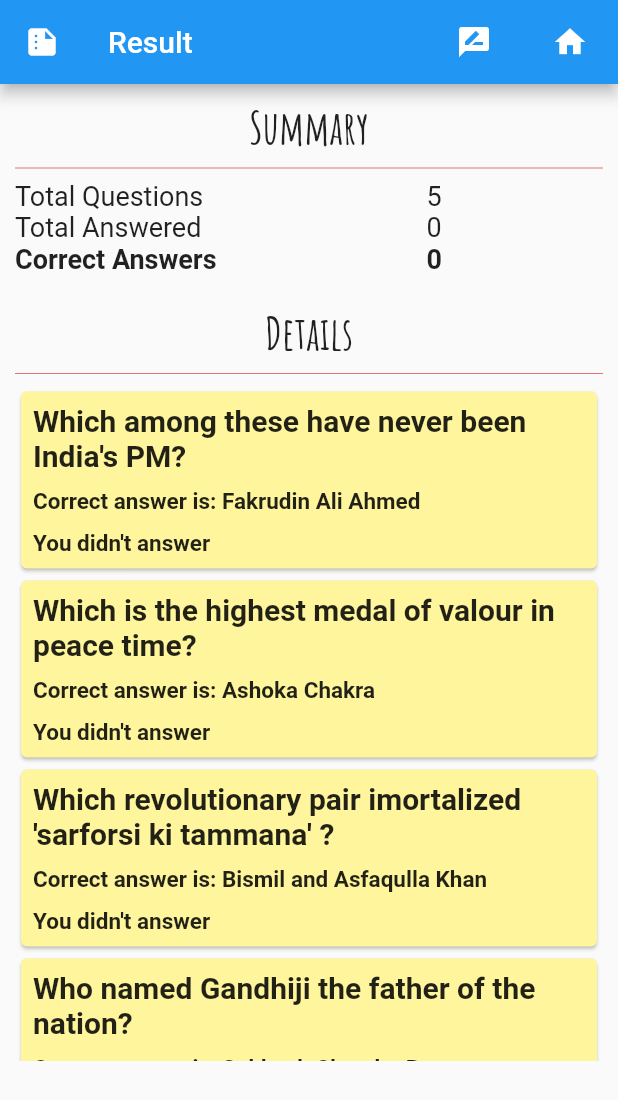
After one commit to vivekduttamishra/202206-flutter-ge, a Flutter app: the screen it shows after launch, after a tap on "Start", after a tap on the "summarize" icon, on a phone screen of 412 x 824 dp. The commit adds this screen. Shown: the top 1100 px of the screen. Run offline on Flutter 3.47's test engine with Material 2 defaults, Android fonts, the phone set to English and light mode, and no system bars; statements that could not run were skipped.

Commit message:
day#7 update#1

```diff
--- /dev/null
+++ b/quiz/lib/components/question_info.dart
@@ -0,0 +1,70 @@
+
+
+// ignore_for_file: curly_braces_in_flow_control_structures
+
+import 'package:flutter/material.dart';
+
+import '../services/question.dart';
+// ignore_for_file: prefer_const_constructors
+
+class QuestionInfo extends StatelessWidget{
+
+  final Question question;
+  const QuestionInfo(this.question,{Key? key}) : super(key: key);
+
+  getCorrectAnswerText(){
+    if(question.isCorrectAnswer)
+      return 'You correctly answered: ${question.correctAnswer}';
+    else
+      return 'Correct answer is: ${question.correctAnswer}';
+  }
+
+  getIncorrectAnswerText(){
+    if(question.isCorrectAnswer)
+      return '';
+    else if(question.isAnswered)
+      return 'You answer was : ${question.givenAnswer}';
+    else
+      return "You didn't answer";
+  }
+
+  @override
+  Widget build(BuildContext context) {
+    return Card(
+              color:Colors.yellow.shade200,
+              child: Padding(
+                padding: const EdgeInsets.all(8.0),
+                child: Column (
+                  crossAxisAlignment: CrossAxisAlignment.stretch,
+                  children:[
+                    Text(
+                      question.question,
+
+                      style:TextStyle(
+                        fontSize:20,
+                        fontWeight:FontWeight.bold,
+                      ),
+                    ),
+                    SizedBox(height:10),
+                    Text(
+                      getCorrectAnswerText(),
+                      style:TextStyle(
+                        fontSize:15,
+                        fontWeight:FontWeight.bold,
+                      ),
+                    ),
+                    SizedBox(height:10),
+                    Text(
+                      getIncorrectAnswerText(),
+                      style:TextStyle(
+                        fontSize:15,
+                        fontWeight:FontWeight.bold,
+                      ),
+                    ),
+                  ]
+                ),
+              ),
+           );
+  }
+
+}
--- a/quiz/lib/const.dart
+++ b/quiz/lib/const.dart
@@ -17,3 +17,5 @@ const answerStyle=TextStyle(
   fontStyle:FontStyle.italic,
 
 );
+
+final appBodyColor=Colors.yellow.shade100;
--- a/quiz/lib/my_app.dart
+++ b/quiz/lib/my_app.dart
@@ -6,7 +6,8 @@ import 'package:flutter/material.dart';
 import 'data/questions.dart';
 import 'screens/home_screen.dart';
 import 'screens/quiz_screen.dart';
-import 'screens/table_screen.dart';
+import 'screens/result_screen.dart';
+
 import 'services/quiz.dart';
 
 class MyApp extends StatefulWidget{
@@ -26,7 +27,8 @@ class _MyAppState extends State<MyApp> {
   get screen {
     Map<String,Function> screens={
         "home": ()=>HomeScreen(quiz,navigate),
-        "quiz":()=>QuizScreen(quiz,navigate),
+        "quiz": ()=>QuizScreen(quiz,navigate),
+        "result":()=>ResultScreen(quiz,navigate),
     };
 
     return screens[currentScreen];
--- a/quiz/lib/screens/quiz_screen.dart
+++ b/quiz/lib/screens/quiz_screen.dart
@@ -1,9 +1,8 @@
-// ignore_for_file: prefer_const_constructors
+// ignore_for_file: prefer_const_constructors, curly_braces_in_flow_control_structures
 // ignore_for_file: prefer_const_literals_to_create_immutables
 
 import 'package:flutter/material.dart';
 import 'package:quiz/services/quiz.dart';
-import 'dart:collection';
 
 import '../components/answer_button.dart';
 import '../const.dart';
@@ -29,6 +28,11 @@ class _QuizScreenState extends State<QuizScreen> {
     setState((){
       widget.quiz.respond(answerIndex);
       var q= widget.quiz.currentQuestion;
+      while(true){
+        widget.quiz.next();
+        if(!widget.quiz.currentQuestion.isAnswered|| widget.quiz.currentQuestionIndex==widget.quiz.totalQuestions)
+          break;
+      }
     });
   }
 
@@ -54,16 +58,22 @@ class _QuizScreenState extends State<QuizScreen> {
         title: Text('Quizzy'),
         actions: [
           TextButton(
-            onPressed: () {widget.navigate("home");},
+            onPressed: () {widget.navigate("result");},
             child: Icon(
-              Icons.send,
-              color: Color.fromARGB(255, 85, 74, 74),
+              Icons.summarize,
+              color: Colors.white,
             ),
+          ),
+          TextButton(
+            child:Icon(
+              Icons.home,
+              color: Colors.white,),
+            onPressed:(){widget.navigate('home');},
           ),
         ],
       ),
       body: Container(
-        color: Colors.yellow.shade100,
+        color: appBodyColor(),
         width: double.infinity,
         height: double.infinity,
         padding: const EdgeInsets.all(12.0),
--- /dev/null
+++ b/quiz/lib/screens/result_screen.dart
@@ -0,0 +1,124 @@
+
+import 'package:flutter/material.dart';
+
+import '../components/question_info.dart';
+import '../const.dart';
+import '../services/quiz.dart';
+// ignore_for_file: prefer_const_constructors
+// ignore_for_file: prefer_const_literals_to_create_immutables
+
+
+
+class ResultScreen extends StatelessWidget{
+
+  final Quiz quiz;
+  final Function navigate;
+
+  const ResultScreen(this.quiz, this.navigate,{Key? key}) : super(key: key);
+
+  getInfoLine(label, value,{bold=false}){
+    return Row(
+              children: [
+                Expanded(
+                  flex:7,
+                  child: Text(label,
+                      style:TextStyle(
+                        fontSize:18,
+                        fontWeight: bold? FontWeight.bold:FontWeight.normal,
+                      ),
+                  ),
+                ),
+                Expanded(
+                  flex:3,
+                  child: Text(value.toString(),
+                  style:TextStyle(
+                        fontSize:18,
+                        fontWeight: bold? FontWeight.bold:FontWeight.normal,
+                      ),
+                  ),
+                ),
+              ],
+            );
+  }
+
+
+  @override
+  Widget build(BuildContext context) {
+
+    return Scaffold(
+      appBar: AppBar(
+        leading:Icon(Icons.summarize),
+        title:Text('Result'),
+        actions:[
+          TextButton(
+            child:Icon(
+              Icons.rate_review,
+              color: Colors.white,
+              ),
+            onPressed:(){navigate('quiz');},
+          ),
+          TextButton(
+            child:Icon(
+              Icons.home,
+              color: Colors.white,),
+            onPressed:(){navigate('home');},
+          ),
+        ]
+      ),
+
+      body:Container(
+        width:double.infinity,
+        height:double.infinity,
+        color:appBodyColor(),
+        padding:EdgeInsets.all(10),
+
+        child: Column(
+
+          children: [
+            Text('Summary',
+                style:TextStyle(
+                    fontSize:30,
+                    fontWeight: FontWeight.bold,
+                    fontFamily: 'Amatic',
+                ),
+
+            ),
+            Divider(color:Colors.red.shade300,),
+            getInfoLine('Total Questions',quiz.totalQuestions),
+            getInfoLine('Total Answered', quiz.totalQuestionAnswered),
+            getInfoLine('Correct Answers',quiz.totalCorrectAnswers,bold:true),
+            SizedBox(height:20,),
+            Text('Details',
+                style:TextStyle(
+                    fontSize:30,
+                    fontWeight: FontWeight.bold,
+                    fontFamily: 'Amatic',
+                ),
+
+            ),
+
+            Divider(color:Colors.red.shade300,),
+
+            Container(
+              height:450,
+              child: SingleChildScrollView(
+
+                child: Column(
+                  crossAxisAlignment:CrossAxisAlignment.stretch,
+                  children: quiz
+                              .quizQuestions
+                              .map( (q) => QuestionInfo(q))
+                              .toList(),
+
+                ),
+              ),
+            )
+
+          ],
+        ),
+      ),
+    );
+  }
+
+
+}
```
Also changed, not shown: 1 other file.
